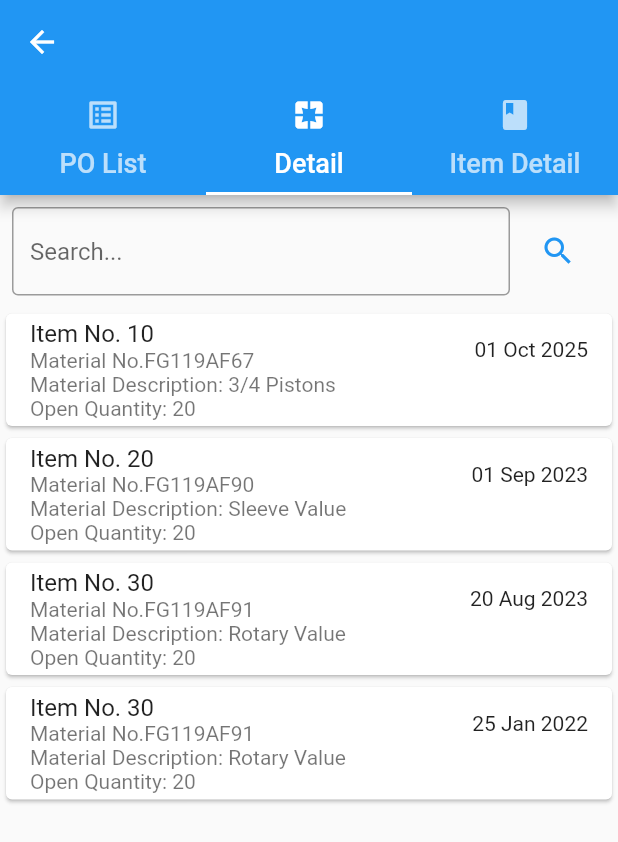
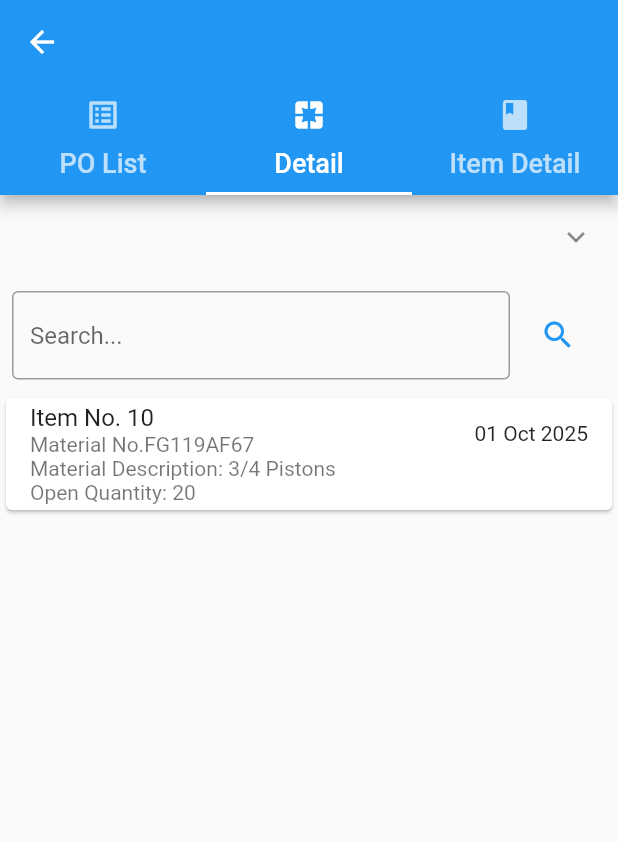
Before and after one commit to insidetech21/cRFID, a Flutter app: the DetailsPage screen opened directly, tab 2 chosen, on a phone screen of 412 x 824 dp. Shown: the top 842 px of the screen. Run offline on Flutter 3.47's test engine with Material 2 defaults, Android fonts, the light colour scheme and no system bars; our stand-ins replace logger; network calls fail.

Commit message:
Ui Updated and some Functionality Changes done.

```diff
--- a/lib/confirmationPage.dart
+++ b/lib/confirmationPage.dart
@@ -1,12 +1,10 @@
+import 'package:crfid/details_Page1.dart';
 import 'package:crfid/services/Poset.dart';
 import 'package:flutter/material.dart';
 
-class ConfirmationPage
-{
-  showAlertDialog(BuildContext context,Poset e)
-   {
-
-    String po_number=e.ebeln.toString();
+class ConfirmationPage {
+  showAlertDialog(BuildContext context, Poset e) {
+    String po_number = e.ebeln.toString();
 
     TextEditingController deliveryNoteController = TextEditingController();
     TextEditingController billOfLoadingController = TextEditingController();
@@ -21,13 +19,13 @@ class ConfirmationPage
         child: Column(
           crossAxisAlignment: CrossAxisAlignment.stretch,
           children: <Widget>[
-             Row(
+            Row(
               mainAxisAlignment: MainAxisAlignment.center,
               children: [
-                Text("PO Number :"),
+                const Text("PO Number :"),
                 Text(
                   po_number,
-                  style: TextStyle(
+                  style: const TextStyle(
                     fontWeight: FontWeight.bold,
                   ),
                 ),
@@ -106,15 +104,30 @@ class ConfirmationPage
           child: const Text("Continue"),
           onPressed: () {
             // Access form data
-            /* String poNumber = poNumberController.text;
+            String poNumber = po_number;
             String deliveryNote = deliveryNoteController.text;
             String billOfLoading = billOfLoadingController.text;
             String giSlipNo = giSlipNoController.text;
             String headerText = headerTextController.text;
             String transporterName = transporterNameController.text;
-            String comments = commentsController.text;*/
+            String comments = commentsController.text;
 
             // Process the form data here
+
+            //Continue the dialog
+
+            Navigator.of(context).push(
+              MaterialPageRoute(
+                builder: (context) => FirstTab1(
+                    DeliveryNote: deliveryNote,
+                    BillOfLoading: billOfLoading,
+                    GR_GI_SLIP_NO: giSlipNo,
+                    Header_Text: headerText,
+                    Comments: comments,
+                    PO_NUMBER: poNumber,
+                    Transpotar_Name: transporterName),
+              ),
+            );
 
             // Close the dialog
             Navigator.of(context).pop();
--- a/lib/details_Page.dart
+++ b/lib/details_Page.dart
@@ -45,7 +45,15 @@ class DetailsPage extends StatelessWidget {
           children: [
             // First Tab
             FirstTab(),
-            FirstTab1(),
+            FirstTab1(
+              DeliveryNote: '',
+              BillOfLoading: '',
+              GR_GI_SLIP_NO: '',
+              Header_Text: '',
+              Comments: '',
+              PO_NUMBER: '',
+              Transpotar_Name: '',
+            ),
             ItemDetailsPage(),
           ],
         ),
@@ -158,15 +166,13 @@ class _FirstTabState extends State<FirstTab> {
                 }
                 logger.d('Selected date in format:  $selectedDateInFormat');
 
-              posets.sort((a, b) => a.ebeln.toString().compareTo(b.ebeln.toString()));
-
-
+                posets.sort(
+                    (a, b) => a.ebeln.toString().compareTo(b.ebeln.toString()));
 
                 return ListView.builder(
                   itemCount: posets.length,
                   itemBuilder: (context, index) {
                     final poset = posets[index];
-
 
                     return Card(
                       child: ListTile(
@@ -176,7 +182,7 @@ class _FirstTabState extends State<FirstTab> {
                             Text(convertDateFromMilliseconds(poset.aedat)),
                         onTap: () {
                           ConfirmationPage cp = ConfirmationPage();
-                          cp.showAlertDialog(context,posets[index]);
+                          cp.showAlertDialog(context, posets[index]);
                         },
                       ),
                     );
--- a/lib/details_Page1.dart
+++ b/lib/details_Page1.dart
@@ -3,13 +3,39 @@ import 'package:flutter/material.dart';
 import 'confirmationPage.dart';
 
 class FirstTab1 extends StatelessWidget {
-  const FirstTab1({super.key});
+  const FirstTab1({
+    super.key,
+    required this.DeliveryNote,
+    required this.BillOfLoading,
+    required this.GR_GI_SLIP_NO,
+    required this.Comments,
+    required this.PO_NUMBER,
+    required this.Header_Text,
+    required this.Transpotar_Name,
+  });
+
+  final String PO_NUMBER,
+      DeliveryNote,
+      BillOfLoading,
+      GR_GI_SLIP_NO,
+      Header_Text,
+      Transpotar_Name,
+      Comments;
 
   @override
   Widget build(BuildContext context) {
     return Scaffold(
       body: Column(
         children: [
+          CollapsibleList(
+            PO_NUMBER: PO_NUMBER,
+            DeliveryNote: DeliveryNote,
+            BillOfLoading: BillOfLoading,
+            GR_GI_SLIP_NO: GR_GI_SLIP_NO,
+            Header_Text: Header_Text,
+            Transpotar_Name: Transpotar_Name,
+            Comments: Comments,
+          ),
           Padding(
             padding: const EdgeInsets.all(8.0),
             child: Row(
@@ -37,7 +63,6 @@ class FirstTab1 extends StatelessWidget {
               children: <Widget>[
                 Card(
                   child: ListTile(
-                    //leading: Image.asset('assets/goods_receipt.png'), // Replace with your image asset path
                     title: const Text("Item No. 10"),
                     subtitle: const Column(
                       crossAxisAlignment: CrossAxisAlignment.start,
@@ -54,64 +79,6 @@ class FirstTab1 extends StatelessWidget {
                     },
                   ),
                 ),
-                Card(
-                  child: ListTile(
-                    //leading: Image.asset('assets/goods_receipt.png'), // Replace with your image asset path
-                    title: const Text("Item No. 20"),
-                    subtitle: const Column(
-                      crossAxisAlignment: CrossAxisAlignment.start,
-                      children: <Widget>[
-                        Text("Material No.FG119AF90"),
-                        Text("Material Description: Sleeve Value"),
-                        Text("Open Quantity: 20"),
-                      ],
-                    ),
-                    trailing: const Text("01 Sep 2023"),
-                    onTap: () {
-                      ConfirmationPage cp = ConfirmationPage();
-                      // cp.showAlertDialog(context);
-                    },
-                  ),
-                ),
-                Card(
-                  child: ListTile(
-                    //leading: Image.asset('assets/goods_receipt.png'), // Replace with your image asset path
-                    title: const Text("Item No. 30"),
-                    subtitle: const Column(
-                      crossAxisAlignment: CrossAxisAlignment.start,
-                      children: <Widget>[
-                        Text("Material No.FG119AF91"),
-                        Text("Material Description: Rotary Value"),
-                        Text("Open Quantity: 20"),
-                      ],
-                    ),
-                    trailing: const Text("20 Aug 2023"),
-
-                    onTap: () {
-                      ConfirmationPage cp = ConfirmationPage();
-                      // cp.showAlertDialog(context);
-                    },
-                  ),
-                ),
-                Card(
-                  child: ListTile(
-                    //leading: Image.asset('assets/goods_receipt.png'), // Replace with your image asset path
-                    title: const Text("Item No. 30"),
-                    subtitle: const Column(
-                      crossAxisAlignment: CrossAxisAlignment.start,
-                      children: <Widget>[
-                        Text("Material No.FG119AF91"),
-                        Text("Material Description: Rotary Value"),
-                        Text("Open Quantity: 20"),
-                      ],
-                    ),
-                    trailing: const Text("25 Jan 2022"),
-                    onTap: () {
-                      ConfirmationPage cp = ConfirmationPage();
-                      // cp.showAlertDialog(context);
-                    },
-                  ),
-                ),
                 // Add more list items as needed
               ],
             ),
@@ -121,3 +88,63 @@ class FirstTab1 extends StatelessWidget {
     );
   }
 }
+
+class CollapsibleList extends StatefulWidget {
+  const CollapsibleList({
+    Key? key,
+    required this.PO_NUMBER,
+    required this.DeliveryNote,
+    required this.BillOfLoading,
+    required this.GR_GI_SLIP_NO,
+    required this.Comments,
+    required this.Header_Text,
+    required this.Transpotar_Name,
+  }) : super(key: key);
+
+  final String PO_NUMBER,
+      DeliveryNote,
+      BillOfLoading,
+      GR_GI_SLIP_NO,
+      Header_Text,
+      Transpotar_Name,
+      Comments;
+
+  @override
+  _CollapsibleListState createState() => _CollapsibleListState();
+}
+
+class _CollapsibleListState extends State<CollapsibleList> {
+  bool isExpanded =
+  false; // To control whether the list is expanded or collapsed
+
+  @override
+  Widget build(BuildContext context) {
+    return Column(
+      children: [
+        ListTile(
+          title: Text(widget.PO_NUMBER),
+          trailing: Icon(
+            isExpanded ? Icons.expand_less : Icons.expand_more,
+          ),
+          onTap: () {
+            setState(() {
+              isExpanded = !isExpanded; // Toggle the expansion state
+            });
+          },
+        ),
+        if (isExpanded)
+        // The list items to display when expanded
+          Column(
+            children: [
+              ListTile(title: Text(widget.Header_Text)),
+              ListTile(title: Text(widget.DeliveryNote)),
+              ListTile(title: Text(widget.BillOfLoading)),
+              ListTile(title: Text(widget.GR_GI_SLIP_NO)),
+              ListTile(title: Text(widget.Transpotar_Name)),
+              ListTile(title: Text(widget.Comments)),
+            ],
+          ),
+      ],
+    );
+  }
+}
```
Also changed, not shown: lib/inbound_Page.dart (line endings or trailing spaces).
